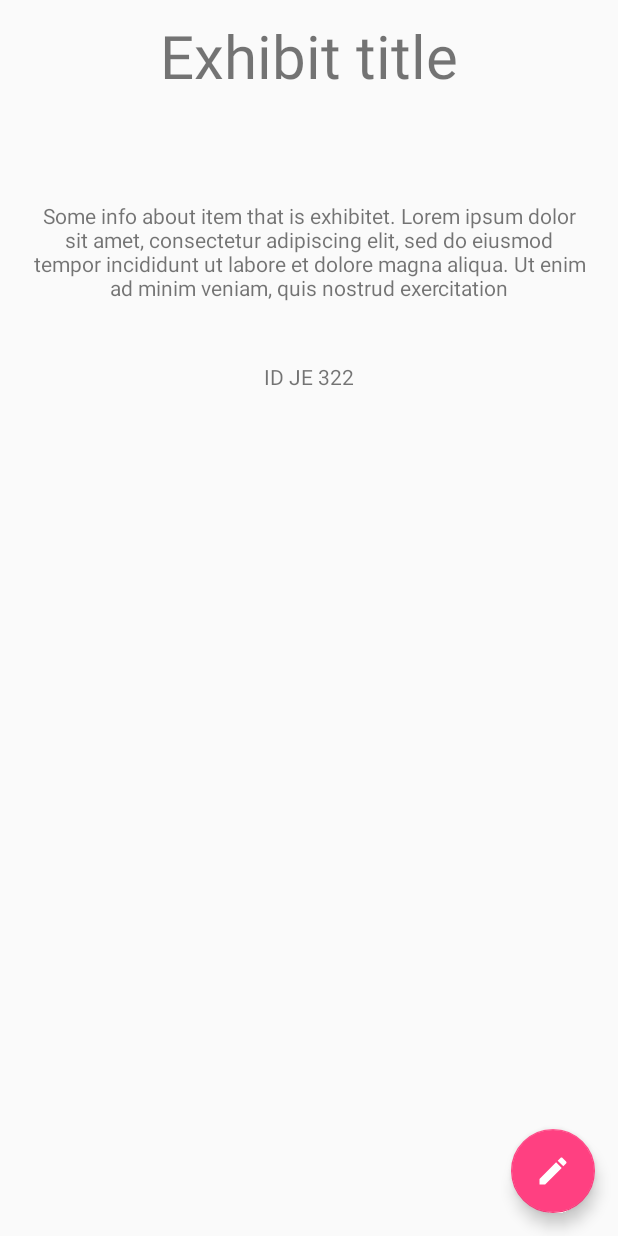
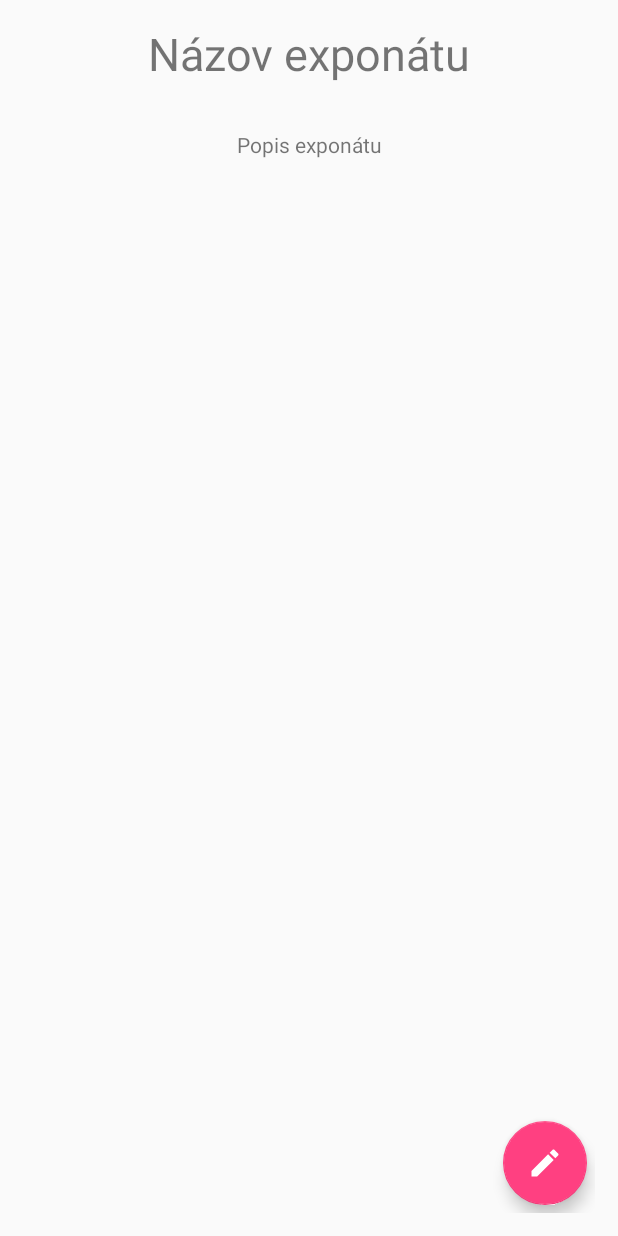
Before and after one commit to LuboZl/BeaconScannerAndroid, an Android app: the layout activity_preview_exhibit.xml on its own in the app's theme, with its tools: preview values and no code run, on a phone screen of 412 x 824 dp. Run offline under Robolectric (Android 15) with nearby library versions, the phone set to English and light mode, and no system bars.

Commit message:
Finished Preview Exhibit and EditExhibit. Some small code improvements and clean up. Small design improvements.

```diff
--- a/app/src/main/java/team1/com/beaconscanner/MainActivity.java
+++ b/app/src/main/java/team1/com/beaconscanner/MainActivity.java
@@ -161,6 +161,7 @@ public class MainActivity extends AppCompatActivity implements ExhibitListFragme
     //    TODO: CEZ FRAGMENT
         Intent intent = new Intent(this, PreviewExhibit.class);
         intent.putExtra("exhibit", exhibit);
+
         startActivity(intent);
     }
 
--- a/app/src/main/res/layout/activity_edit_exhibit.xml
+++ b/app/src/main/res/layout/activity_edit_exhibit.xml
@@ -43,7 +43,7 @@
             android:paddingRight="10dp"
             android:background="@color/colorPrimary"
             android:textColor="#FFFFFF"
-            android:text="Vybrať fotku" />
+            android:text="Vybrať novú fotku" />
 
         <ImageView
             android:id="@+id/image"
--- a/app/src/main/res/layout/activity_preview_exhibit.xml
+++ b/app/src/main/res/layout/activity_preview_exhibit.xml
@@ -3,6 +3,7 @@
     xmlns:tools="http://schemas.android.com/tools"
     android:layout_width="match_parent"
     android:layout_height="match_parent"
+    android:padding="15dp"
     tools:context="team1.com.beaconscanner.AddExhibit">
 
     <LinearLayout xmlns:android="http://schemas.android.com/apk/res/android"
@@ -14,33 +15,24 @@
             android:id="@+id/title"
             android:layout_width="match_parent"
             android:layout_height="wrap_content"
-            android:padding="10dp"
-            android:text="Exhibit title"
+            android:text="Názov exponátu"
             android:textAlignment="center"
-            android:textSize="40sp" />
+            android:textSize="30sp"/>
 
         <ImageView
             android:id="@+id/image"
             android:layout_width="match_parent"
             android:layout_height="wrap_content"
-            android:contentDescription="Obrázok exponátu"
-            android:padding="20dp" />
+            android:layout_marginTop="15dp"
+            android:contentDescription="Obrázok exponátu"/>
 
         <TextView
             android:id="@+id/about"
             android:layout_width="match_parent"
             android:layout_height="wrap_content"
-            android:padding="20dp"
-            android:text="Some info about item that is exhibitet. Lorem ipsum dolor sit amet, consectetur adipiscing elit, sed do eiusmod tempor incididunt ut labore et dolore magna aliqua. Ut enim ad minim veniam, quis nostrud exercitation"
-            android:textAlignment="center" />
-        <TextView
-            android:id="@+id/id"
-            android:layout_width="match_parent"
-            android:layout_height="wrap_content"
-            android:padding="20dp"
-            android:text="ID JE 322"
-            android:textAlignment="center" />
-
+            android:layout_marginTop="15dp"
+            android:text="Popis exponátu"
+            android:textAlignment="center"/>
     </LinearLayout>
 
     <android.support.design.widget.FloatingActionButton
@@ -48,7 +40,7 @@
         android:layout_width="wrap_content"
         android:layout_height="wrap_content"
         android:layout_gravity="bottom|end"
-        android:layout_margin="15dp"
+        android:layout_margin="5dp"
         android:src="@drawable/ic_edit_black_24dp"
         android:tint="@android:color/white"/>
 
--- a/app/src/main/res/layout/fragment_exhibit_row.xml
+++ b/app/src/main/res/layout/fragment_exhibit_row.xml
@@ -6,9 +6,8 @@
     android:orientation="vertical"
     android:paddingLeft="15dp"
     android:paddingRight="15dp"
-    android:paddingTop="5dp"
-    android:paddingBottom="5dp"
-    >
+    android:paddingTop="10dp"
+    android:paddingBottom="10dp">
 
     <ImageView
         android:layout_width="wrap_content"
```
Also changed, not shown: app/src/main/java/team1/com/beaconscanner/AddExhibit.java (+16 -21 lines), app/src/main/java/team1/com/beaconscanner/EditExhibit.java (+15 -6 lines), app/src/main/java/team1/com/beaconscanner/PreviewExhibit.java (+20 -18 lines), app/src/main/java/team1/com/beaconscanner/exhibit/Exhibit.java (+6 -14 lines).
